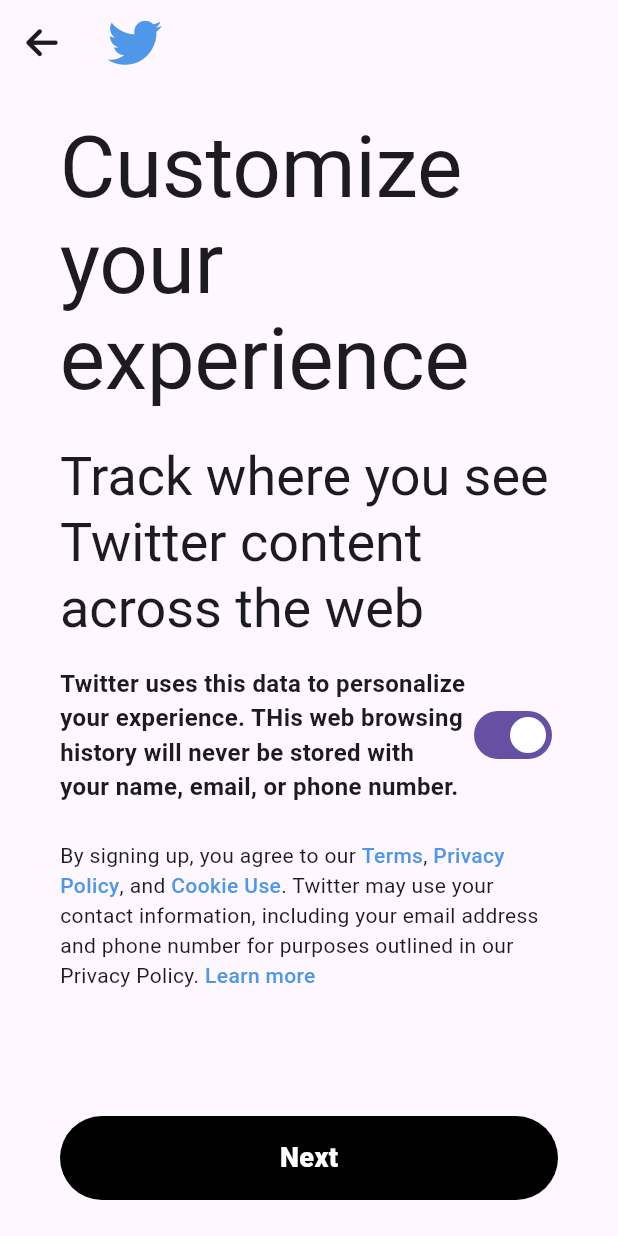
After one commit to cskime/nomadcoders_flutter_challenge, a Flutter app: the CustomizeExperienceScreen screen opened directly, on a phone screen of 412 x 824 dp. The commit adds this screen. Run offline on Flutter 3.47's test engine with Material 3 defaults, Android fonts, the light colour scheme and no system bars; our stand-ins replace flutter_svg, font_awesome_flutter; network calls fail.

Commit message:
tiktok-onboarding: customize experience screen 완성

```diff
--- /dev/null
+++ b/lib/tiktok_clone_challenge/twitter_onboarding/features/common/widgets/linkable_text.dart
@@ -0,0 +1,93 @@
+import 'package:flutter/material.dart';
+import 'package:nomadcoders_flutter_challenge/tiktok_clone_challenge/twitter_onboarding/features/common/widgets/text_link_span.dart';
+
+@immutable
+class Link {
+  const Link({
+    required this.text,
+    required this.callback,
+  });
+
+  final String text;
+  final void Function() callback;
+
+  @override
+  bool operator ==(Object other) {
+    return other is Link && text == other.text;
+  }
+
+  @override
+  int get hashCode => text.hashCode;
+
+  @override
+  String toString() {
+    return '[[$text]]';
+  }
+}
+
+typedef _PositionedLink = ({int position, Link link});
+
+class LinkableText extends StatelessWidget {
+  const LinkableText({
+    super.key,
+    required this.text,
+    this.links = const [],
+  });
+
+  final String text;
+  final List<Link> links;
+
+  List<_PositionedLink> _sortedLinksBySpanOrder() {
+    var indexedLinks = <Link, List<int>>{};
+
+    for (final link in links) {
+      final index = text.indexOf(link.text);
+
+      indexedLinks.update(
+        link,
+        (value) => [...value, index],
+        ifAbsent: () => [index],
+      );
+    }
+
+    final sortedEntries = indexedLinks.entries
+        .expand(
+          (entry) => entry.value.map<_PositionedLink>(
+            (index) => (position: index, link: entry.key),
+          ),
+        )
+        .toList()
+      ..sort((a, b) => a.position.compareTo(b.position));
+
+    return sortedEntries;
+  }
+
+  @override
+  Widget build(BuildContext context) {
+    final sortedLinks = _sortedLinksBySpanOrder();
+    var splitted = <String>[];
+    var substringIndex = 0;
+    for (int linkIndex = 0; linkIndex < sortedLinks.length; linkIndex++) {
+      final positionedLink = sortedLinks[linkIndex];
+      splitted.add(text.substring(substringIndex, positionedLink.position));
+      substringIndex = positionedLink.position + positionedLink.link.text.length;
+    }
+    splitted.add(text.substring(substringIndex));
+
+    var children = <InlineSpan>[];
+    for (int index = 0; index < sortedLinks.length; index++) {
+      final link = sortedLinks[index];
+      children.addAll([
+        TextLinkSpan(text: link.link.text, onTap: link.link.callback),
+        TextSpan(text: splitted[index + 1]),
+      ]);
+    }
+
+    return Text.rich(
+      TextSpan(
+        text: splitted.first,
+        children: children,
+      ),
+    );
+  }
+}
--- a/lib/tiktok_clone_challenge/twitter_onboarding/features/initial/utils/link_text_span.dart
+++ b/lib/tiktok_clone_challenge/twitter_onboarding/features/common/widgets/text_link_span.dart
@@ -2,8 +2,8 @@
 import 'package:flutter/material.dart';
 import 'package:nomadcoders_flutter_challenge/tiktok_clone_challenge/twitter_onboarding/constants/palette.dart';
 
-class LinkTextSpan extends TextSpan {
-  LinkTextSpan({
+class TextLinkSpan extends TextSpan {
+  TextLinkSpan({
     super.text,
     required this.onTap,
   }) : super(
--- /dev/null
+++ b/lib/tiktok_clone_challenge/twitter_onboarding/features/customize_experience/customize_experience_screen.dart
@@ -0,0 +1,110 @@
+import 'package:flutter/material.dart';
+import 'package:font_awesome_flutter/font_awesome_flutter.dart';
+import 'package:nomadcoders_flutter_challenge/tiktok_clone_challenge/twitter_onboarding/constants/palette.dart';
+import 'package:nomadcoders_flutter_challenge/tiktok_clone_challenge/twitter_onboarding/features/common/widgets/button.dart';
+import 'package:nomadcoders_flutter_challenge/tiktok_clone_challenge/twitter_onboarding/features/common/widgets/linkable_text.dart';
+
+class CustomizeExperienceScreen extends StatefulWidget {
+  const CustomizeExperienceScreen({super.key});
+
+  @override
+  State<CustomizeExperienceScreen> createState() =>
+      _CustomizeExperienceScreenState();
+}
+
+class _CustomizeExperienceScreenState extends State<CustomizeExperienceScreen> {
+  var _allow = true;
+
+  void _onBackButtonPressed() {
+    Navigator.of(context).pop();
+  }
+
+  void _onSwitchChanged(bool isOn) {
+    setState(() {
+      _allow = isOn;
+    });
+  }
+
+  @override
+  Widget build(BuildContext context) {
+    return Scaffold(
+      appBar: AppBar(
+        surfaceTintColor: Colors.white,
+        title: const FaIcon(
+          FontAwesomeIcons.twitter,
+          color: Palette.primary,
+          size: 36,
+        ),
+        leading: IconButton(
+          icon: const FaIcon(FontAwesomeIcons.arrowLeft),
+          onPressed: _onBackButtonPressed,
+        ),
+      ),
+      body: SafeArea(
+        child: LayoutBuilder(
+          builder: (context, constraints) => SingleChildScrollView(
+            child: ConstrainedBox(
+              constraints: constraints.copyWith(
+                minHeight: constraints.maxHeight,
+                maxHeight: double.infinity,
+              ),
+              child: IntrinsicHeight(
+                child: Padding(
+                  padding:
+                      const EdgeInsets.symmetric(horizontal: 40, vertical: 24),
+                  child: Column(
+                    children: [
+                      Text(
+                        'Customize your experience',
+                        style: Theme.of(context).textTheme.displayLarge,
+                      ),
+                      const SizedBox(height: 24),
+                      Text(
+                        'Track where you see Twitter content across the web',
+                        style: Theme.of(context).textTheme.displaySmall,
+                      ),
+                      const SizedBox(height: 16),
+                      Row(
+                        children: [
+                          const Expanded(
+                            child: Text(
+                              'Twitter uses this data to personalize your experience. THis web browsing history will never be stored with your name, email, or phone number.',
+                              style: TextStyle(
+                                fontSize: 16,
+                                fontWeight: FontWeight.w600,
+                              ),
+                            ),
+                          ),
+                          Switch.adaptive(
+                            value: _allow,
+                            onChanged: _onSwitchChanged,
+                          ),
+                        ],
+                      ),
+                      const SizedBox(height: 24),
+                      LinkableText(
+                        text:
+                            'By signing up, you agree to our Terms, Privacy Policy, and Cookie Use. Twitter may use your contact information, including your email address and phone number for purposes outlined in our Privacy Policy. Learn more',
+                        links: [
+                          Link(text: 'Terms', callback: () {}),
+                          Link(text: 'Privacy Policy', callback: () {}),
+                          Link(text: 'Cookie Use', callback: () {}),
+                          Link(text: 'Learn more', callback: () {}),
+                        ],
+                      ),
+                      const Spacer(),
+                      const Button(
+                        title: 'Next',
+                        type: ButtonType.large,
+                      ),
+                    ],
+                  ),
+                ),
+              ),
+            ),
+          ),
+        ),
+      ),
+    );
+  }
+}
```
Also changed, not shown: lib/tiktok_clone_challenge/twitter_onboarding/features/create_account/create_account_screen.dart (+7 -2 lines), lib/tiktok_clone_challenge/twitter_onboarding/features/initial/initial_screen.dart (+15 -34 lines), lib/tiktok_clone_challenge/twitter_onboarding/main.dart (+10 -0 lines), lib/tiktok_clone_challenge/twitter_onboarding/features/common/widgets/button.dart (renamed from lib/tiktok_clone_challenge/twitter_onboarding/features/widgets/button.dart).
